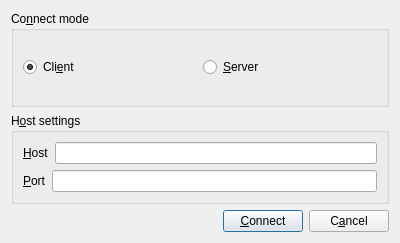
The window that Chat/connectdialog.ui (jeissonh/Progra2-14b) describes before a commit, drawn with Qt 5.
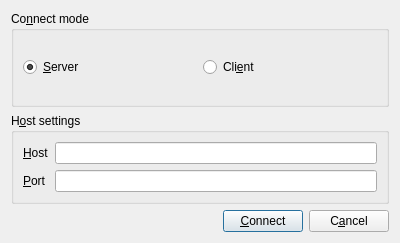
The same window after the commit.

```diff
--- a/Chat/connectdialog.ui
+++ b/Chat/connectdialog.ui
@@ -11,11 +11,17 @@
    </rect>
   </property>
   <property name="sizePolicy">
-   <sizepolicy hsizetype="Preferred" vsizetype="Fixed">
+   <sizepolicy hsizetype="Preferred" vsizetype="Ignored">
     <horstretch>0</horstretch>
     <verstretch>0</verstretch>
    </sizepolicy>
   </property>
+  <property name="sizeIncrement">
+   <size>
+    <width>0</width>
+    <height>0</height>
+   </size>
+  </property>
   <property name="windowTitle">
    <string>Dialog</string>
   </property>
@@ -26,21 +32,24 @@
       <string>Co&amp;nnect mode</string>
      </property>
      <layout class="QHBoxLayout" name="horizontalLayout_3">
-      <item>
-       <widget class="QRadioButton" name="clientRadioButton">
-        <property name="text">
-         <string>Cli&amp;ent</string>
-        </property>
-        <property name="checked">
-         <bool>true</bool>
-        </property>
-       </widget>
-      </item>
       <item>
        <widget class="QRadioButton" name="serverRadioButton">
         <property name="text">
          <string>&amp;Server</string>
         </property>
+        <property name="checked">
+         <bool>true</bool>
+        </property>
+       </widget>
+      </item>
+      <item>
+       <widget class="QRadioButton" name="clientRadioButton">
+        <property name="text">
+         <string>Cli&amp;ent</string>
+        </property>
+        <property name="checked">
+         <bool>false</bool>
+        </property>
        </widget>
       </item>
      </layout>
@@ -59,8 +68,8 @@
      </property>
      <layout class="QVBoxLayout" name="verticalLayout">
       <item>
-       <layout class="QHBoxLayout" name="horizontalLayout">
-        <item>
+       <layout class="QGridLayout" name="gridLayout">
+        <item row="0" column="0">
          <widget class="QLabel" name="hostLabel">
           <property name="text">
            <string>&amp;Host</string>
@@ -70,14 +79,10 @@
           </property>
          </widget>
         </item>
-        <item>
+        <item row="0" column="1">
          <widget class="QLineEdit" name="hostLineEdit"/>
         </item>
-       </layout>
-      </item>
-      <item>
-       <layout class="QHBoxLayout" name="horizontalLayout_2">
-        <item>
+        <item row="1" column="0">
          <widget class="QLabel" name="portLabel">
           <property name="text">
            <string>&amp;Port</string>
@@ -87,7 +92,7 @@
           </property>
          </widget>
         </item>
-        <item>
+        <item row="1" column="1">
          <widget class="QLineEdit" name="portLineEdit"/>
         </item>
        </layout>
@@ -96,7 +101,7 @@
     </widget>
    </item>
    <item>
-    <layout class="QHBoxLayout" name="horizontalLayout_4">
+    <layout class="QHBoxLayout" name="buttonsLayout">
      <item>
       <spacer name="horizontalSpacer">
        <property name="orientation">
```
